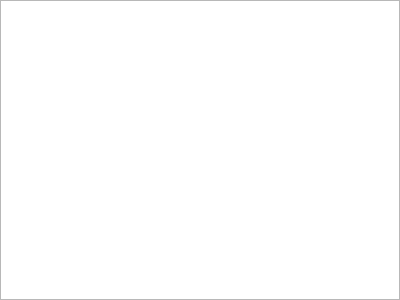
The window that App/terminal.ui (djeada/Lightpad) describes before a commit, drawn with Qt 5.
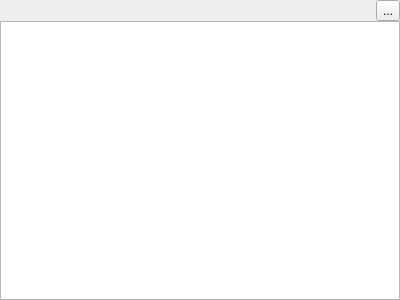
The same window after the commit.

Commit message: added close button

```diff
--- a/App/terminal.ui
+++ b/App/terminal.ui
@@ -14,6 +14,9 @@
    <string>Form</string>
   </property>
   <layout class="QVBoxLayout" name="verticalLayout">
+   <property name="spacing">
+    <number>0</number>
+   </property>
    <property name="leftMargin">
     <number>0</number>
    </property>
@@ -26,6 +29,39 @@
    <property name="bottomMargin">
     <number>0</number>
    </property>
+   <item>
+    <layout class="QHBoxLayout" name="horizontalLayout_3">
+     <item>
+      <spacer name="horizontalSpacer">
+       <property name="orientation">
+        <enum>Qt::Horizontal</enum>
+       </property>
+       <property name="sizeHint" stdset="0">
+        <size>
+         <width>40</width>
+         <height>20</height>
+        </size>
+       </property>
+      </spacer>
+     </item>
+     <item>
+      <widget class="QToolButton" name="closeButton">
+       <property name="text">
+        <string>...</string>
+       </property>
+       <property name="checkable">
+        <bool>true</bool>
+       </property>
+       <property name="autoRepeat">
+        <bool>false</bool>
+       </property>
+       <property name="autoExclusive">
+        <bool>true</bool>
+       </property>
+      </widget>
+     </item>
+    </layout>
+   </item>
    <item>
     <widget class="QPlainTextEdit" name="textEdit"/>
    </item>
```
The commit also changes 7 other files.
